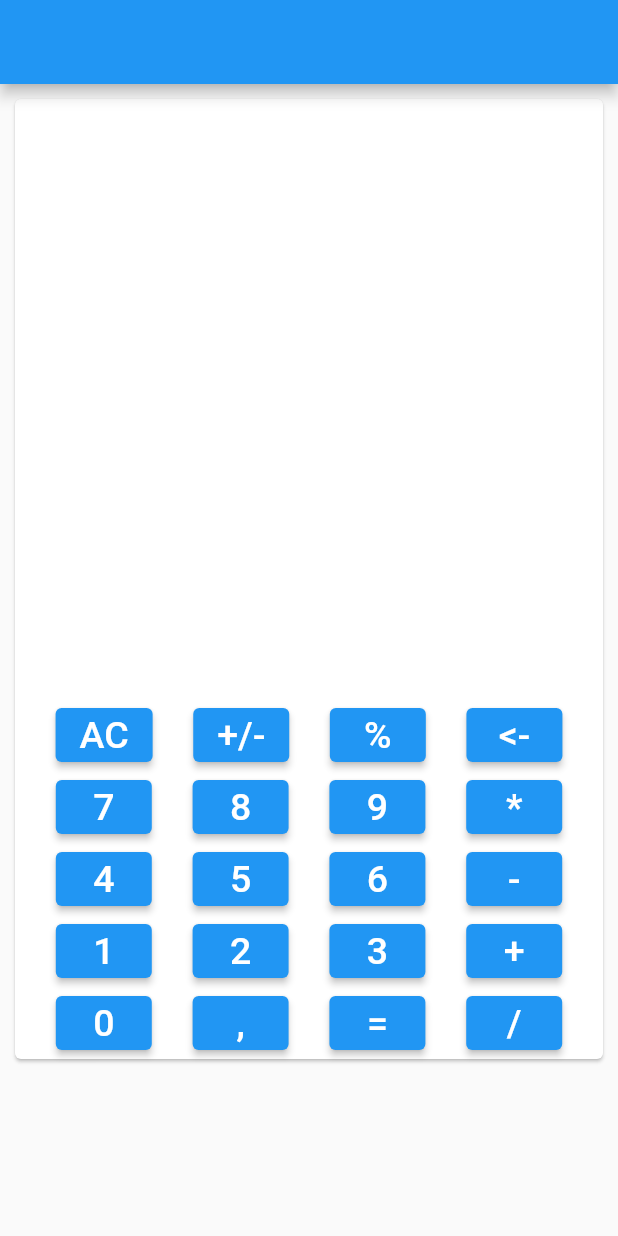
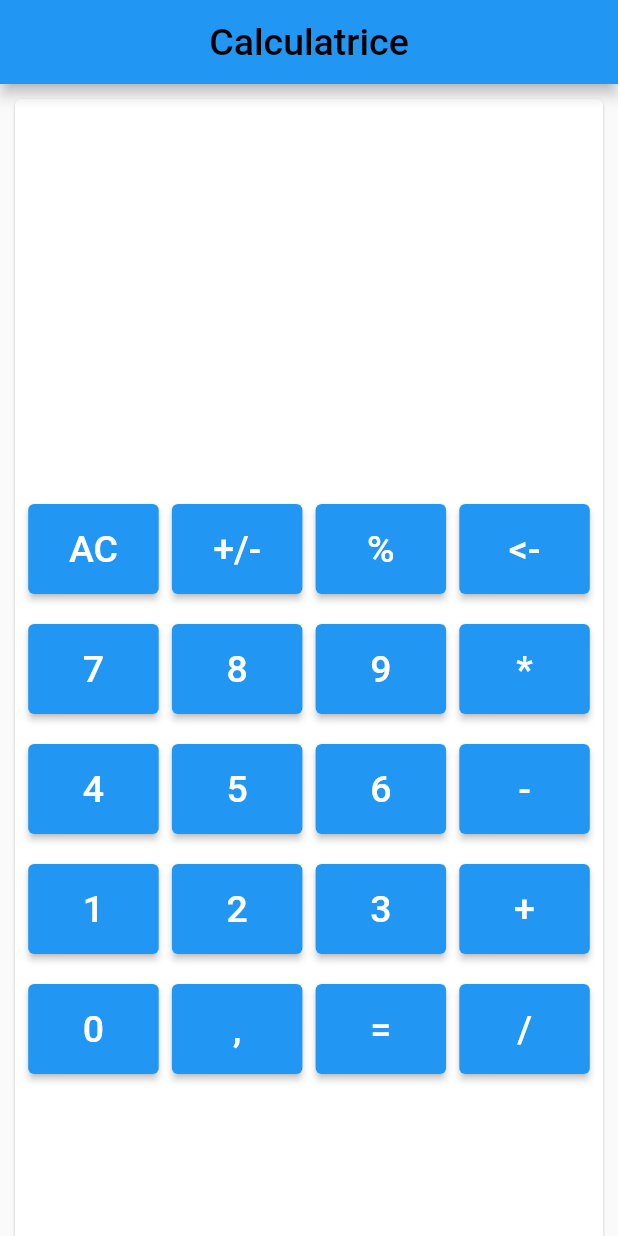
Before and after one commit to pape-medoune/Calculator-with-flutter, a Flutter app: the screen it shows after launch, on a phone screen of 412 x 824 dp. Run offline on Flutter 3.47's test engine with Material 2 defaults, Android fonts, the phone set to English and light mode, and no system bars.

Commit message:
Button update

```diff
--- a/app/lib/pages/calculatrice.dart
+++ b/app/lib/pages/calculatrice.dart
@@ -1,5 +1,4 @@
 import 'dart:ui';
-
 import 'package:flutter/material.dart';
 
 class Calculatrice extends StatelessWidget {
@@ -8,7 +7,16 @@ class Calculatrice extends StatelessWidget {
   @override
   Widget build(BuildContext context) {
     return Scaffold(
-      appBar: AppBar(),
+      appBar: AppBar(
+        title: const Text(
+          "Calculatrice",
+          style: TextStyle(
+            color: Colors.black,
+            fontSize: 25,
+          ),
+        ),
+        centerTitle: true,
+      ),
       body: SingleChildScrollView(
         child: Card(
           margin: const EdgeInsets.all(10),
@@ -17,9 +25,6 @@ class Calculatrice extends StatelessWidget {
             children: [
               const Row(
                 children: [
-                  SizedBox(
-                    height: 200,
-                  ),
                   SizedBox(
                     width: double.minPositive,
                     height: 70,
@@ -42,6 +47,9 @@ class Calculatrice extends StatelessWidget {
                   createButton("<-", Colors.white, Colors.blue),
                 ],
               ),
+              const SizedBox(
+                height: 20,
+              ),
               Row(
                 mainAxisAlignment: MainAxisAlignment.spaceEvenly,
                 children: [
@@ -50,6 +58,9 @@ class Calculatrice extends StatelessWidget {
                   createButton("9", Colors.white, Colors.blue),
                   createButton("*", Colors.white, Colors.blue),
                 ],
+              ),
+              const SizedBox(
+                height: 20,
               ),
               Row(
                 mainAxisAlignment: MainAxisAlignment.spaceEvenly,
@@ -60,6 +71,9 @@ class Calculatrice extends StatelessWidget {
                   createButton("-", Colors.white, Colors.blue),
                 ],
               ),
+              const SizedBox(
+                height: 20,
+              ),
               Row(
                 mainAxisAlignment: MainAxisAlignment.spaceEvenly,
                 children: [
@@ -69,6 +83,9 @@ class Calculatrice extends StatelessWidget {
                   createButton("+", Colors.white, Colors.blue),
                 ],
               ),
+              const SizedBox(
+                height: 20,
+              ),
               Row(
                 mainAxisAlignment: MainAxisAlignment.spaceEvenly,
                 children: [
@@ -77,7 +94,10 @@ class Calculatrice extends StatelessWidget {
                   createButton("=", Colors.white, Colors.blue),
                   createButton("/", Colors.white, Colors.blue),
                 ],
-              )
+              ),
+              const SizedBox(
+                height: 200,
+              ),
             ],
           ),
         ),
@@ -90,8 +110,19 @@ class Calculatrice extends StatelessWidget {
       onPressed: () {},
       style: ElevatedButton.styleFrom(
         backgroundColor: bgColor,
+        minimumSize: Size(87, 60), // Set the minimum button size
+        padding: const EdgeInsets.symmetric(
+          horizontal: 25,
+          vertical: 15,
+        ),
       ),
-      child: Text(chiffre, style: TextStyle(color: color, fontSize: 25)),
+      child: Text(
+        chiffre,
+        style: TextStyle(
+          color: color,
+          fontSize: 25,
+        ),
+      ),
     );
   }
 }
```
Also changed, not shown: app/lib/main.dart (+0 -88 lines).
